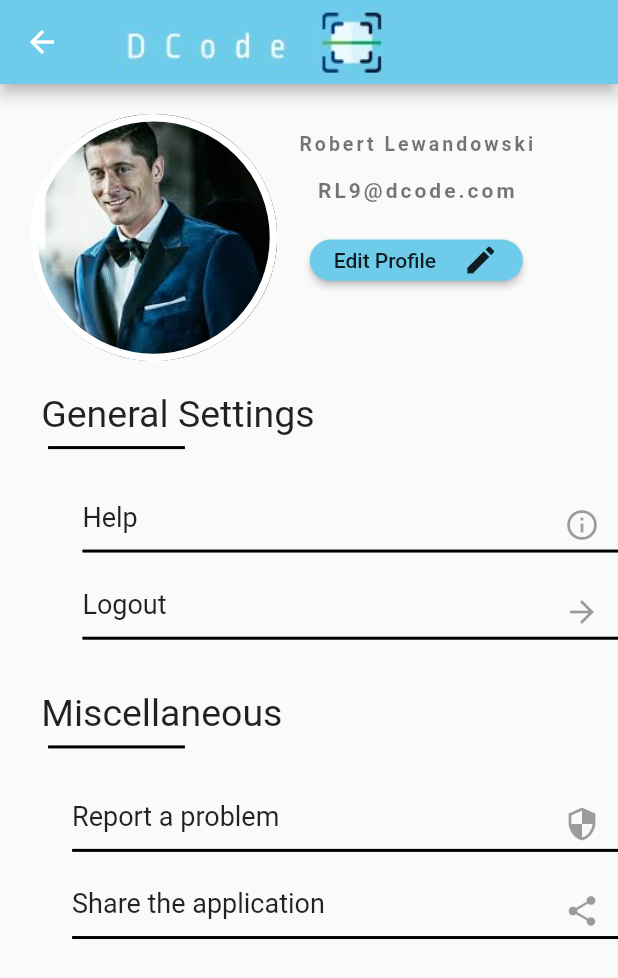
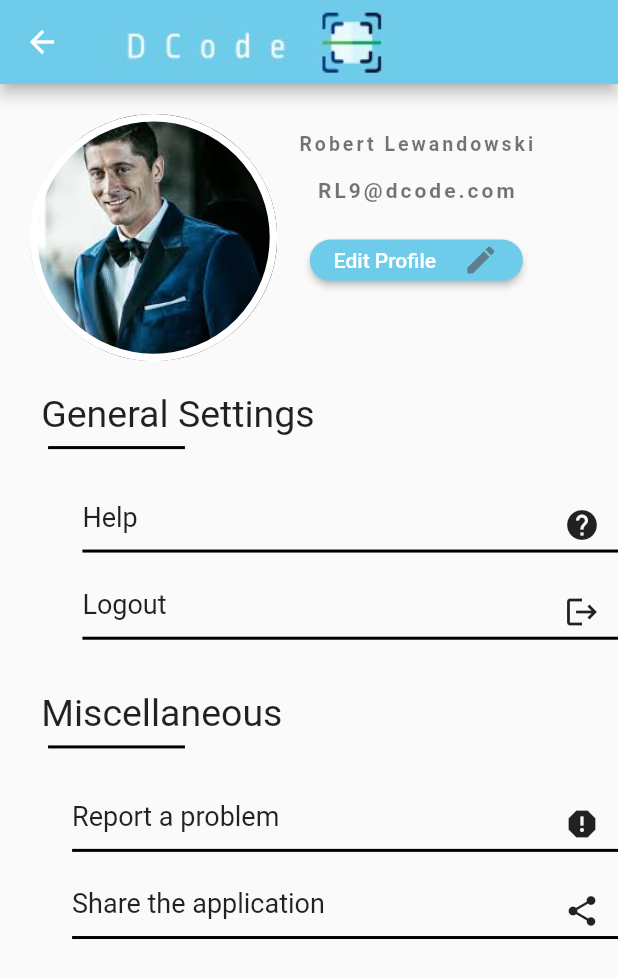
Before and after one commit to KhaledLoay99/qr_code_flutter_project, a Flutter app: the Settings screen opened directly, on a phone screen of 412 x 824 dp. Shown: the top 978 px of the screen. Run offline on Flutter 3.47's test engine with Material 2 defaults, Android fonts, the phone set to English and light mode, and no system bars; our stand-ins replace badges, shared_preferences; accounts and stored records are empty.

Commit message:
Update settings.dart

```diff
--- a/lib/ui/settings.dart
+++ b/lib/ui/settings.dart
@@ -66,11 +66,17 @@ class Settings extends StatelessWidget {
                       child: RaisedButton(
                         child: Row(
                           children: [
-                            Text("Edit Profile"),
+                            Text(
+                              "Edit Profile",
+                              style: TextStyle(color: Colors.white),
+                            ),
                             Spacer(
                               flex: 1,
                             ),
-                            Icon(Icons.edit)
+                            Icon(
+                              Icons.edit,
+                              color: Colors.blueGrey,
+                            ),
                           ],
                         ),
                         shape: RoundedRectangleBorder(
@@ -130,9 +136,16 @@ class Settings extends StatelessWidget {
                                 style: TextStyle(fontSize: 18),
                               ),
                               IconButton(
+                                icon: Icon(Icons.help),
                                 alignment: Alignment.topCenter,
-                                icon: Icon(Icons.info_outline),
-                              )
+                                onPressed: () {
+                                  // Navigator.push(
+                                  //   context,
+                                  //   MaterialPageRoute(
+                                  //       builder: (context) => logout()),
+                                  // );
+                                },
+                              ),
                             ],
                           ),
                         ),
@@ -154,8 +167,16 @@ class Settings extends StatelessWidget {
                                 style: TextStyle(fontSize: 18),
                               ),
                               IconButton(
-                                  alignment: Alignment.topCenter,
-                                  icon: Icon(Icons.arrow_forward))
+                                icon: Icon(Icons.logout),
+                                alignment: Alignment.topCenter,
+                                onPressed: () {
+                                  // Navigator.push(
+                                  //   context,
+                                  //   MaterialPageRoute(
+                                  //       builder: (context) => logout()),
+                                  // );
+                                },
+                              ),
                             ],
                           ),
                         ),
@@ -199,9 +220,16 @@ class Settings extends StatelessWidget {
                                 style: TextStyle(fontSize: 18),
                               ),
                               IconButton(
+                                icon: Icon(Icons.report),
                                 alignment: Alignment.topCenter,
-                                icon: Icon(Icons.security),
-                              )
+                                onPressed: () {
+                                  // Navigator.push(
+                                  //   context,
+                                  //   MaterialPageRoute(
+                                  //       builder: (context) => logout()),
+                                  // );
+                                },
+                              ),
                             ],
                           ),
                         ),
@@ -223,8 +251,16 @@ class Settings extends StatelessWidget {
                                 style: TextStyle(fontSize: 18),
                               ),
                               IconButton(
-                                  alignment: Alignment.topCenter,
-                                  icon: Icon(Icons.share))
+                                icon: Icon(Icons.share),
+                                alignment: Alignment.topCenter,
+                                onPressed: () {
+                                  // Navigator.push(
+                                  //   context,
+                                  //   MaterialPageRoute(
+                                  //       builder: (context) => logout()),
+                                  // );
+                                },
+                              ),
                             ],
                           ),
                         ),
```
